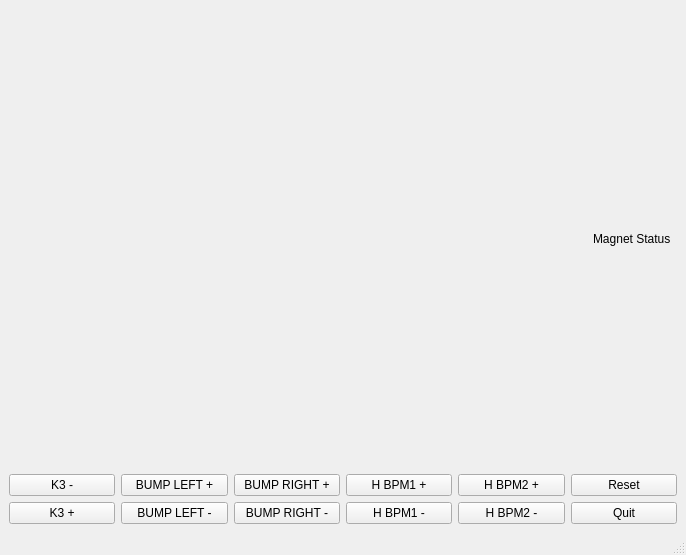
The window that i10chicgui.ui (DiamondLightSource/i10switching) describes before a commit, drawn with Qt 5.
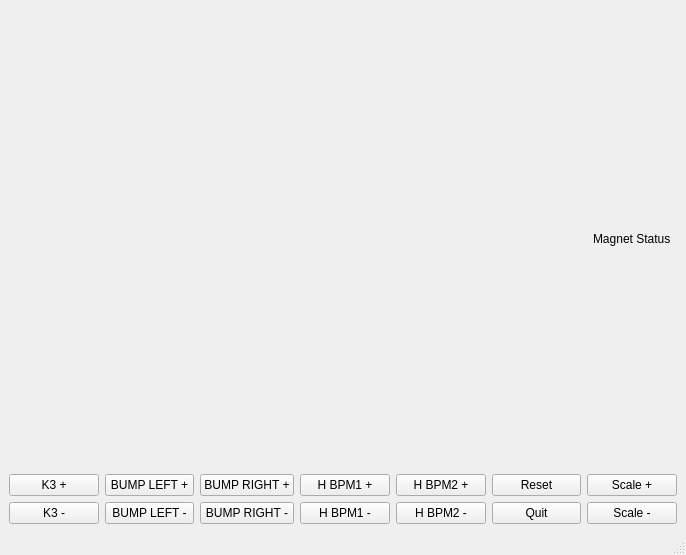
The same window after the commit.

Commit message: added scale button that doesn't do anything

Patch:
```diff
--- a/i10chicgui.ui
+++ b/i10chicgui.ui
@@ -58,9 +58,9 @@
     <item row="6" column="0" colspan="2">
      <layout class="QGridLayout" name="gridLayout_3">
       <item row="0" column="0">
-       <widget class="QPushButton" name="kminusButton">
+       <widget class="QPushButton" name="kplusButton">
         <property name="text">
-         <string>K3 -</string>
+         <string>K3 +</string>
         </property>
        </widget>
       </item>
@@ -72,9 +72,9 @@
        </widget>
       </item>
       <item row="1" column="0">
-       <widget class="QPushButton" name="kplusButton">
+       <widget class="QPushButton" name="kminusButton">
         <property name="text">
-         <string>K3 +</string>
+         <string>K3 -</string>
         </property>
        </widget>
       </item>
@@ -141,6 +141,20 @@
         </property>
        </widget>
       </item>
+      <item row="0" column="6">
+       <widget class="QPushButton" name="scaleplusButton">
+        <property name="text">
+         <string>Scale +</string>
+        </property>
+       </widget>
+      </item>
+      <item row="1" column="6">
+       <widget class="QPushButton" name="scaleminusButton">
+        <property name="text">
+         <string>Scale -</string>
+        </property>
+       </widget>
+      </item>
      </layout>
     </item>
     <item row="1" column="0" colspan="2">
```
The commit also changes 1 other file.
